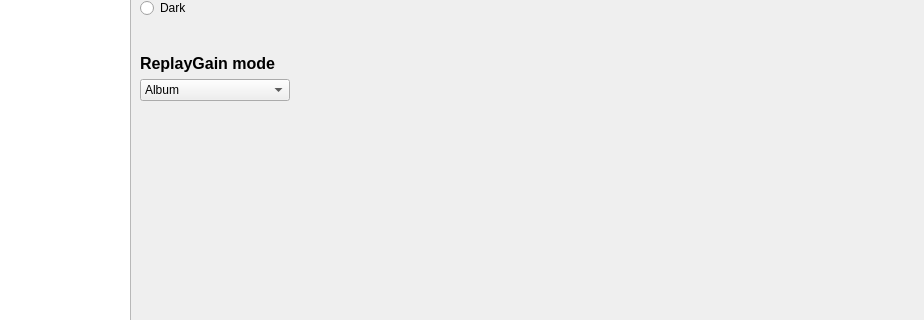
This is src/widget_shared/preferencedialog.ui in billlin0904/xamp2 as Qt 5 draws it before an edit; both pictures show x 100 to 1024 and y 156 to 476 of the 1024 by 822 pixel window. The edited form follows.
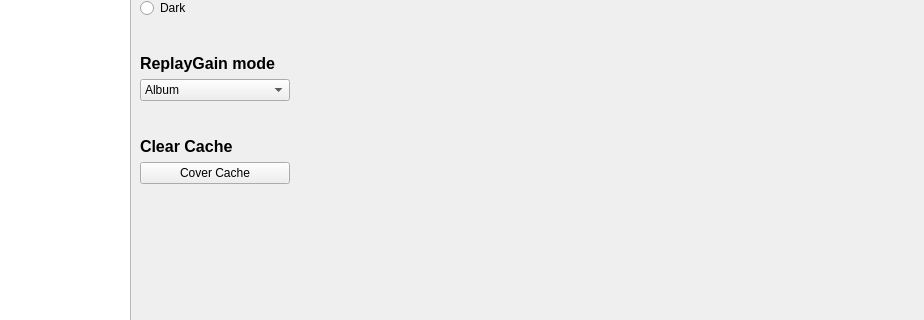
This is the edited form. The open tabs and pages were chosen to show the change. Custom widgets are drawn as their Qt base class.

```diff
--- a/src/widget_shared/preferencedialog.ui
+++ b/src/widget_shared/preferencedialog.ui
@@ -79,7 +79,7 @@
         <number>1</number>
        </property>
        <widget class="QWidget" name="playbackPage">
-        <layout class="QVBoxLayout" name="verticalLayout_17" stretch="0,0,0,0,0,0">
+        <layout class="QVBoxLayout" name="verticalLayout_17" stretch="0,0,0,0,0,0,0,0">
          <item>
           <layout class="QVBoxLayout" name="verticalLayout_15">
            <item>
@@ -231,6 +231,59 @@
            </item>
           </layout>
          </item>
+         <item>
+          <spacer name="verticalSpacer_6">
+           <property name="orientation">
+            <enum>Qt::Orientation::Vertical</enum>
+           </property>
+           <property name="sizeType">
+            <enum>QSizePolicy::Policy::Fixed</enum>
+           </property>
+           <property name="sizeHint" stdset="0">
+            <size>
+             <width>20</width>
+             <height>30</height>
+            </size>
+           </property>
+          </spacer>
+         </item>
+         <item>
+          <layout class="QVBoxLayout" name="verticalLayout_9">
+           <item>
+            <widget class="QLabel" name="lbReplayGameMode_2">
+             <property name="maximumSize">
+              <size>
+               <width>16777215</width>
+               <height>16777215</height>
+              </size>
+             </property>
+             <property name="font">
+              <font>
+               <pointsize>12</pointsize>
+               <bold>true</bold>
+               <kerning>false</kerning>
+              </font>
+             </property>
+             <property name="text">
+              <string>Clear Cache</string>
+             </property>
+            </widget>
+           </item>
+           <item>
+            <widget class="QPushButton" name="clearCoverCacheButton">
+             <property name="maximumSize">
+              <size>
+               <width>150</width>
+               <height>16777215</height>
+              </size>
+             </property>
+             <property name="text">
+              <string>Cover Cache</string>
+             </property>
+            </widget>
+           </item>
+          </layout>
+         </item>
          <item>
           <spacer name="verticalSpacer">
            <property name="orientation">
```
Left out of the diff: 56 changed lines with no effect on the pictures.
